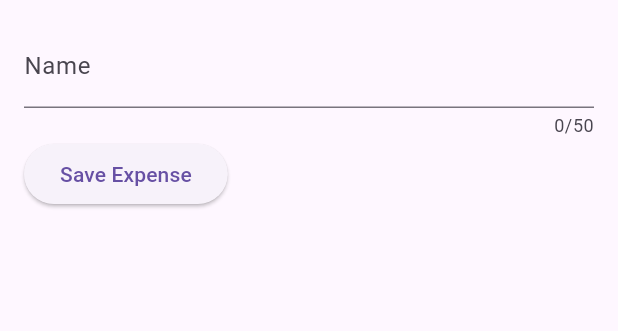
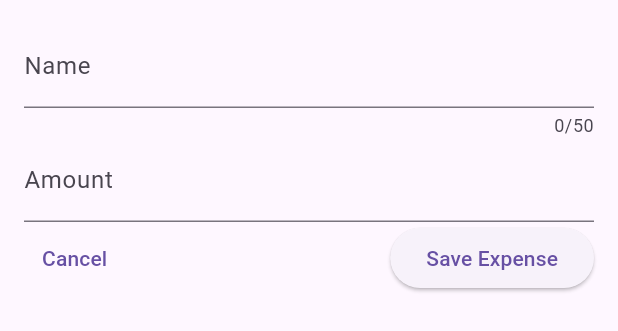
Before and after one commit to Arthurgt/Flutter-Expenses-Tracker, a Flutter app: the NewExpense widget shown alone on an empty page, opened directly, on a phone screen of 412 x 824 dp. Shown: the top 331 px of the screen. Run offline on Flutter 3.47's test engine with Material 2 defaults, Android fonts, the phone set to English and light mode, and no system bars.

Commit message:
Commit_9 - Created new 'amount' input.

```diff
--- a/lib/widgets/new_expense.dart
+++ b/lib/widgets/new_expense.dart
@@ -11,10 +11,12 @@ class NewExpense extends StatefulWidget {
 
 class _NewExpenseState extends State<NewExpense> {
   final _titleController = TextEditingController();
+  final _amountController = TextEditingController();
 
   @override
   void dispose() {
     _titleController.dispose();
+    _amountController.dispose();
     super.dispose();
   }
 
@@ -31,11 +33,27 @@ class _NewExpenseState extends State<NewExpense> {
                 label: Text('Name'),
               ),
             ),
+            TextField(
+              controller: _amountController,
+              keyboardType: TextInputType.number,
+              decoration: const InputDecoration(
+                prefixText: '\$',
+                label: Text('Amount'),
+              ),
+            ),
             Row(
               children: [
+                TextButton(
+                  onPressed: () {
+                    Navigator.pop(context);
+                  },
+                  child: const Text('Cancel'),
+                ),
+                Spacer(),
                 ElevatedButton(
                   onPressed: () {
                     print(_titleController.text);
+                    print(_amountController.text);
                   },
                   child: const Text('Save Expense'),
                 )
```
